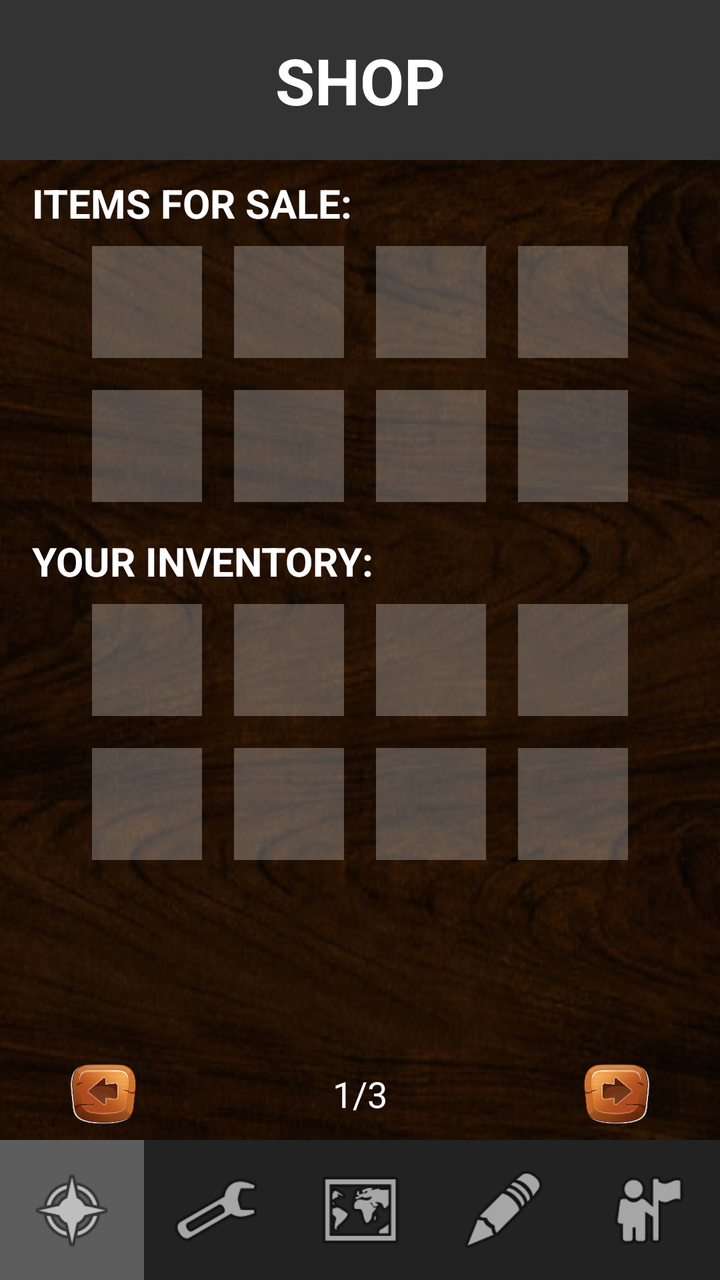
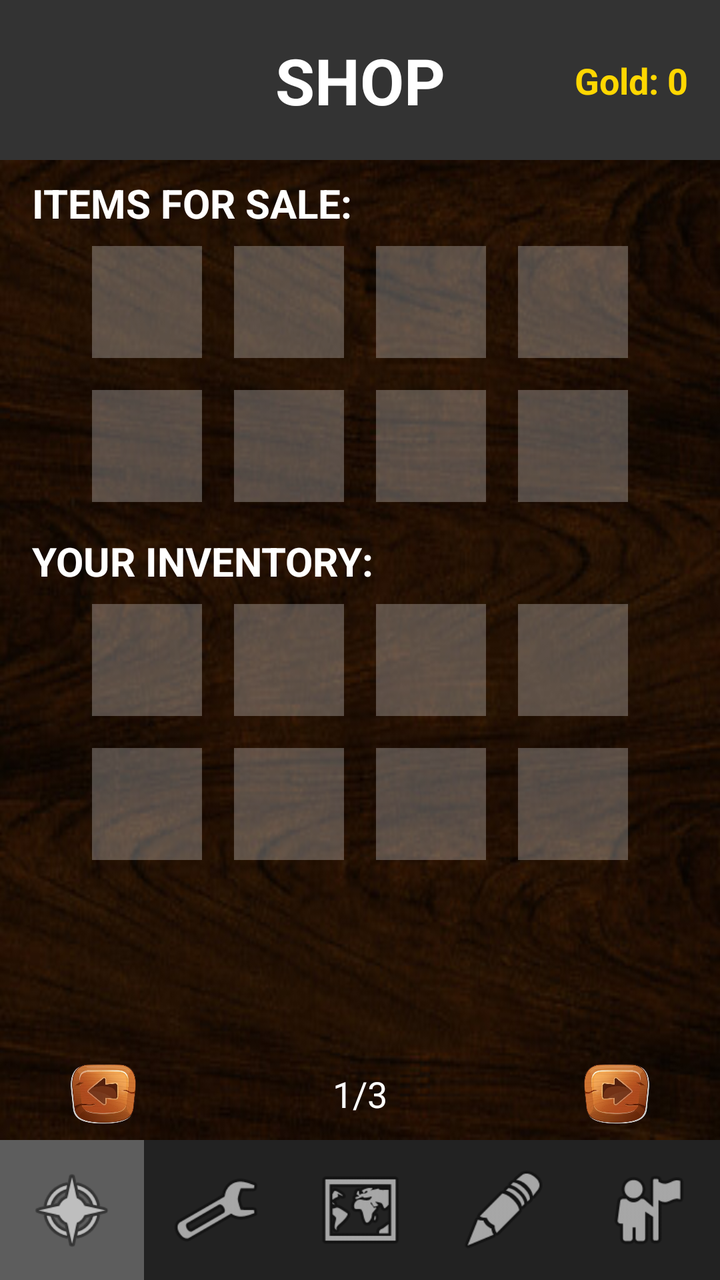

Two renders of the same Android screen: before a commit and after it. Below are the layout's source before the change and the commit's diff.
<!-- AndroidManifest.xml: application theme Theme.BattleScribe -->
<!-- res/layout/activity_shop.xml -->
<?xml version="1.0" encoding="utf-8"?>
<androidx.constraintlayout.widget.ConstraintLayout xmlns:android="http://schemas.android.com/apk/res/android"
    xmlns:app="http://schemas.android.com/apk/res-auto"
    xmlns:tools="http://schemas.android.com/tools"
    android:id="@+id/main"
    android:layout_width="match_parent"
    android:layout_height="match_parent"
    tools:context=".ShopActivity">

    <ImageView
        android:id="@+id/imageView2"
        android:layout_width="0dp"
        android:layout_height="80dp"
        android:background="#333333"
        android:scaleType="centerCrop"
        app:layout_constraintEnd_toEndOf="parent"
        app:layout_constraintHorizontal_bias="0.0"
        app:layout_constraintStart_toStartOf="parent"
        app:layout_constraintTop_toTopOf="parent" />

    <TextView
        android:id="@+id/shop_title"
        android:layout_width="wrap_content"
        android:layout_height="wrap_content"
        android:text="SHOP"
        android:textColor="#FFFFFF"
        android:textSize="32sp"
        android:textStyle="bold"
        app:layout_constraintBottom_toBottomOf="@+id/imageView2"
        app:layout_constraintEnd_toEndOf="parent"
        app:layout_constraintStart_toStartOf="parent"
        app:layout_constraintTop_toTopOf="parent" />

    <ImageView
        android:id="@+id/shop_background"
        android:layout_width="0dp"
        android:layout_height="0dp"
        android:scaleType="fitXY"
        app:layout_constraintBottom_toTopOf="@+id/linearLayout"
        app:layout_constraintEnd_toEndOf="parent"
        app:layout_constraintStart_toStartOf="parent"
        app:layout_constraintTop_toBottomOf="@+id/imageView2"
        app:srcCompat="@drawable/inv_background" />

    <TextView
        android:id="@+id/textView2"
        android:layout_width="wrap_content"
        android:layout_height="wrap_content"
        android:layout_marginStart="16dp"
        android:layout_marginTop="8dp"
        android:text="ITEMS FOR SALE:"
        android:textColor="#FFFFFF"
        android:textSize="20sp"
        android:textStyle="bold"
        app:layout_constraintStart_toStartOf="parent"
        app:layout_constraintTop_toTopOf="@+id/shop_background" />

    
    <GridLayout
        android:id="@+id/shop_grid"
        android:layout_width="wrap_content"
        android:layout_height="wrap_content"
        android:columnCount="4"
        android:rowCount="2"
        app:layout_constraintEnd_toEndOf="parent"
        app:layout_constraintStart_toStartOf="parent"
        app:layout_constraintTop_toBottomOf="@+id/textView2">

        <ImageView android:id="@+id/shop_slot1" android:layout_width="55dp" android:layout_height="56dp" android:layout_margin="8dp" android:background="#44FFFFFF" />
        <ImageView android:id="@+id/shop_slot2" android:layout_width="55dp" android:layout_height="56dp" android:layout_margin="8dp" android:background="#44FFFFFF" />
        <ImageView android:id="@+id/shop_slot3" android:layout_width="55dp" android:layout_height="56dp" android:layout_margin="8dp" android:background="#44FFFFFF" />
        <ImageView android:id="@+id/shop_slot4" android:layout_width="55dp" android:layout_height="56dp" android:layout_margin="8dp" android:background="#44FFFFFF" />
        <ImageView android:id="@+id/shop_slot5" android:layout_width="55dp" android:layout_height="56dp" android:layout_margin="8dp" android:background="#44FFFFFF" />
        <ImageView android:id="@+id/shop_slot6" android:layout_width="55dp" android:layout_height="56dp" android:layout_margin="8dp" android:background="#44FFFFFF" />
        <ImageView android:id="@+id/shop_slot7" android:layout_width="55dp" android:layout_height="56dp" android:layout_margin="8dp" android:background="#44FFFFFF" />
        <ImageView android:id="@+id/shop_slot8" android:layout_width="55dp" android:layout_height="56dp" android:layout_margin="8dp" android:background="#44FFFFFF" />
    </GridLayout>

    <TextView
        android:id="@+id/textView_inventory"
        android:layout_width="wrap_content"
        android:layout_height="wrap_content"
        android:layout_marginStart="16dp"
        android:layout_marginTop="8dp"
        android:text="YOUR INVENTORY:"
        android:textColor="#FFFFFF"
        android:textSize="20sp"
        android:textStyle="bold"
        app:layout_constraintStart_toStartOf="parent"
        app:layout_constraintTop_toBottomOf="@+id/shop_grid" />

    
    <GridLayout
        android:id="@+id/inventory_grid"
        android:layout_width="wrap_content"
        android:layout_height="wrap_content"
        android:columnCount="4"
        android:rowCount="2"
        app:layout_constraintEnd_toEndOf="parent"
        app:layout_constraintStart_toStartOf="parent"
        app:layout_constraintTop_toBottomOf="@+id/textView_inventory">

        <ImageView android:id="@+id/sell_slot1" android:layout_width="55dp" android:layout_height="56dp" android:layout_margin="8dp" android:background="#44FFFFFF" />
        <ImageView android:id="@+id/sell_slot2" android:layout_width="55dp" android:layout_height="56dp" android:layout_margin="8dp" android:background="#44FFFFFF" />
        <ImageView android:id="@+id/sell_slot3" android:layout_width="55dp" android:layout_height="56dp" android:layout_margin="8dp" android:background="#44FFFFFF" />
        <ImageView android:id="@+id/sell_slot4" android:layout_width="55dp" android:layout_height="56dp" android:layout_margin="8dp" android:background="#44FFFFFF" />
        <ImageView android:id="@+id/sell_slot5" android:layout_width="55dp" android:layout_height="56dp" android:layout_margin="8dp" android:background="#44FFFFFF" />
        <ImageView android:id="@+id/sell_slot6" android:layout_width="55dp" android:layout_height="56dp" android:layout_margin="8dp" android:background="#44FFFFFF" />
        <ImageView android:id="@+id/sell_slot7" android:layout_width="55dp" android:layout_height="56dp" android:layout_margin="8dp" android:background="#44FFFFFF" />
        <ImageView android:id="@+id/sell_slot8" android:layout_width="55dp" android:layout_height="56dp" android:layout_margin="8dp" android:background="#44FFFFFF" />
    </GridLayout>

    
    <androidx.constraintlayout.widget.ConstraintLayout
        android:id="@+id/item_info_panel"
        android:layout_width="0dp"
        android:layout_height="120dp"
        android:layout_marginStart="16dp"
        android:layout_marginEnd="16dp"
        android:layout_marginBottom="8dp"
        android:background="#CC000000"
        android:padding="8dp"
        android:visibility="invisible"
        app:layout_constraintBottom_toTopOf="@+id/shop_page_text"
        app:layout_constraintEnd_toEndOf="parent"
        app:layout_constraintStart_toStartOf="parent">

        <ImageView
            android:id="@+id/selected_item_icon"
            android:layout_width="60dp"
            android:layout_height="60dp"
            android:scaleType="fitCenter"
            app:layout_constraintStart_toStartOf="parent"
            app:layout_constraintTop_toTopOf="parent" />

        <TextView
            android:id="@+id/selected_item_name"
            android:layout_width="wrap_content"
            android:layout_height="wrap_content"
            android:layout_marginStart="12dp"
            android:text="Item Name"
            android:textColor="#FFFFFF"
            android:textSize="18sp"
            android:textStyle="bold"
            app:layout_constraintStart_toEndOf="@+id/selected_item_icon"
            app:layout_constraintTop_toTopOf="parent" />

        <TextView
            android:id="@+id/selected_item_desc"
            android:layout_width="0dp"
            android:layout_height="wrap_content"
            android:text="Stats..."
            android:textColor="#BBBBBB"
            android:textSize="12sp"
            app:layout_constraintEnd_toEndOf="parent"
            app:layout_constraintStart_toStartOf="@+id/selected_item_name"
            app:layout_constraintTop_toBottomOf="@+id/selected_item_name" />

        <Button
            android:id="@+id/action_button"
            android:layout_width="wrap_content"
            android:layout_height="wrap_content"
            android:text="BUY"
            app:layout_constraintBottom_toBottomOf="parent"
            app:layout_constraintEnd_toEndOf="parent" />
            
    </androidx.constraintlayout.widget.ConstraintLayout>

    <ImageButton
        android:id="@+id/shop_next_page"
        android:layout_width="40dp"
        android:layout_height="30dp"
        android:layout_marginEnd="32dp"
        android:background="@android:color/transparent"
        android:onClick="SHOPnextPage"
        android:scaleType="centerInside"
        app:layout_constraintBottom_toBottomOf="@+id/shop_page_text"
        app:layout_constraintEnd_toEndOf="parent"
        app:layout_constraintTop_toTopOf="@+id/shop_page_text"
        app:srcCompat="@drawable/button_right" />

    <ImageButton
        android:id="@+id/shop_prev_page"
        android:layout_width="40dp"
        android:layout_height="30dp"
        android:layout_marginStart="32dp"
        android:background="@android:color/transparent"
        android:onClick="SHOPprevPage"
        android:rotationY="180"
        android:scaleType="centerInside"
        app:layout_constraintBottom_toBottomOf="@+id/shop_page_text"
        app:layout_constraintStart_toStartOf="parent"
        app:layout_constraintTop_toTopOf="@+id/shop_page_text"
        app:srcCompat="@drawable/button_right" />

    <TextView
        android:id="@+id/shop_page_text"
        android:layout_width="60dp"
        android:layout_height="30dp"
        android:layout_marginBottom="8dp"
        android:gravity="center"
        android:text="1/3"
        android:textColor="#FFFFFF"
        android:textSize="18sp"
        app:layout_constraintBottom_toTopOf="@+id/linearLayout"
        app:layout_constraintEnd_toEndOf="parent"
        app:layout_constraintStart_toStartOf="parent" />

    <LinearLayout
        android:id="@+id/linearLayout"
        android:layout_width="0dp"
        android:layout_height="70dp"
        android:orientation="horizontal"
        android:background="#222222"
        android:elevation="10dp"
        app:layout_constraintBottom_toBottomOf="parent"
        app:layout_constraintEnd_toEndOf="parent"
        app:layout_constraintStart_toStartOf="parent">

        <ImageView android:id="@+id/shop" android:layout_width="0dp" android:layout_height="match_parent" android:layout_weight="1" android:padding="12dp" android:background="#44FFFFFF" app:srcCompat="@android:drawable/ic_menu_compass" />
        <ImageView android:id="@+id/skills" android:layout_width="0dp" android:layout_height="match_parent" android:layout_weight="1" android:padding="12dp" app:srcCompat="@android:drawable/ic_menu_manage" />
        <ImageView android:id="@+id/adventure" android:layout_width="0dp" android:layout_height="match_parent" android:layout_weight="1" android:padding="12dp" app:srcCompat="@android:drawable/ic_menu_mapmode" />
        <ImageView android:id="@+id/crafting" android:layout_width="0dp" android:layout_height="match_parent" android:layout_weight="1" android:padding="12dp" app:srcCompat="@android:drawable/ic_menu_edit" />
        <ImageView android:id="@+id/character" android:layout_width="0dp" android:layout_height="match_parent" android:layout_weight="1" android:padding="12dp" app:srcCompat="@android:drawable/ic_menu_myplaces" />
    </LinearLayout>

</androidx.constraintlayout.widget.ConstraintLayout>
<!-- resources referenced by this layout -->
<resources>
  <!-- drawable button_right: png bitmap (drawable, 103382 bytes) -->
  <!-- drawable inv_background: jpg bitmap (drawable, 34452 bytes) -->
  <style name="Theme.BattleScribe" parent="Base.Theme.BattleScribe" />
  <style name="Base.Theme.BattleScribe" parent="Theme.Material3.DayNight.NoActionBar">
          
          
      </style>
</resources>

<!-- the commit's change to res/layout/activity_shop.xml (unified diff, before → after) -->
@@ -29,6 +29,19 @@
         app:layout_constraintBottom_toBottomOf="@+id/imageView2"
         app:layout_constraintEnd_toEndOf="parent"
         app:layout_constraintStart_toStartOf="parent"
+        app:layout_constraintTop_toTopOf="parent" />
+
+    <TextView
+        android:id="@+id/tv_gold"
+        android:layout_width="wrap_content"
+        android:layout_height="wrap_content"
+        android:layout_marginEnd="16dp"
+        android:text="Gold: 0"
+        android:textColor="#FFD700"
+        android:textSize="18sp"
+        android:textStyle="bold"
+        app:layout_constraintBottom_toBottomOf="@+id/imageView2"
+        app:layout_constraintEnd_toEndOf="parent"
         app:layout_constraintTop_toTopOf="parent" />
 
     <ImageView
